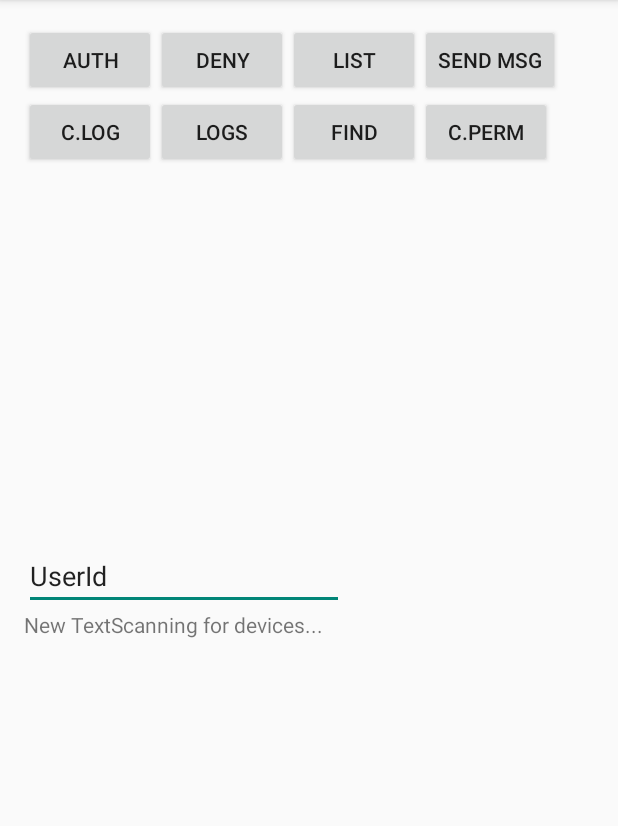
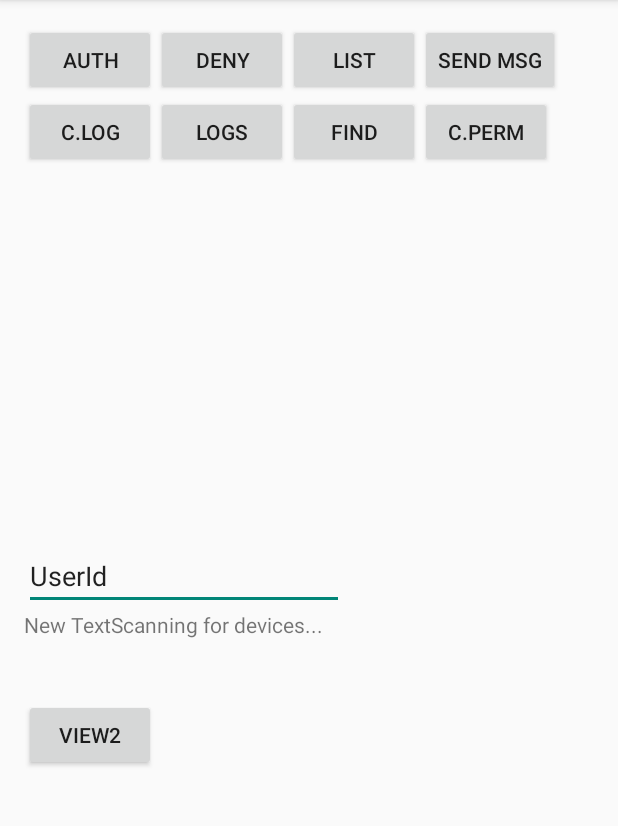
Before and after one commit to Saibotx/O-Key-Droidapp, an Android app: the screen it shows after launch (MainActivity), on a phone screen of 412 x 824 dp, the part 84-910 px from its top. Run offline under Robolectric (Android 15) with nearby library versions, the phone set to English and light mode, and no system bars.

Commit message:
Changed files

```diff
--- a/app/src/main/res/layout/activity_main.xml
+++ b/app/src/main/res/layout/activity_main.xml
@@ -109,4 +109,14 @@
         android:layout_above="@+id/ClearButt"
         android:onClick="sendClick" />
 
+    <Button
+        android:layout_width="wrap_content"
+        android:layout_height="wrap_content"
+        android:text="View2"
+        android:id="@+id/button2"
+        android:layout_below="@+id/UserID"
+        android:layout_alignParentStart="true"
+        android:layout_marginTop="59dp"
+        android:onClick="goViewTwo" />
+
 </RelativeLayout>
--- a/app/src/main/res/values/strings.xml
+++ b/app/src/main/res/values/strings.xml
@@ -4,5 +4,9 @@
     <string name="app_name">Test1</string>
     <string name="hello_world">Hello world!</string>
     <string name="action_settings">Settings</string>
+    <string name="title_activity_current_location">Current Location Activity</string>
+    <string name="title_activity_logs">Logs Activity</string>
+    <string name="title_activity_dashboard">Dashboard Activity</string>
+    <string name="title_activity_home">Home Activity</string>
 
 </resources>
--- a/app/src/main/res/values/styles.xml
+++ b/app/src/main/res/values/styles.xml
@@ -5,4 +5,47 @@
         <!-- Customize your theme here. -->
     </style>
 
+    <style name="TransparentTheme" parent="@style/Theme.AppCompat.Light">
+        <!--<item name="android:windowBackground">@null</item>-->
+        <item name="android:actionBarStyle">@style/ActionBarStyle.Transparent</item>
+        <item name="android:windowActionBarOverlay">true</item>
+        <item name="android:actionMenuTextColor">@android:color/white</item>
+
+        <item name="android:icon">@drawable/menu_button_black</item>
+        <item name="android:logo">@drawable/menu_button_black</item>
+
+        <!-- Support Library compatibility -->
+        <item name="actionBarStyle">@style/ActionBarStyle.Transparent</item>
+        <item name="windowActionBarOverlay">true</item>
+        <!--<item name="actionMenuTextColor">@color/ActionBarText</item>-->
+    </style>
+
+    <style name="ActionBarStyle.Transparent" parent="@style/Widget.AppCompat.Light.ActionBar">
+        <item name="android:icon">@drawable/menu_button_black</item>
+        <item name="android:logo">@drawable/menu_button_black</item>
+
+        <item name="android:background">@null</item>
+        <item name="android:displayOptions">showHome|useLogo</item>
+        <item name="displayOptions">showHome|useLogo</item>
+
+        <item name="android:titleTextStyle">@style/ActionBarStyle.None.TitleTextStyle</item>
+        <!--
+        <item name="android:displayOptions">showHome|useTitle</item>
+        -->
+    </style>
+
+    <style name="ActionBarStyle.None.TitleTextStyle" parent="@style/TextAppearance.AppCompat.Widget.ActionBar.Title">
+        <!--
+
+        <item name="android:textSize">0sp</item>
+        <item name="android:textColor">#00000000</item>
+
+        -->
+    </style>
+
+    <style name="ActionBarStyle.Transparent.TitleTextStyle" parent="@style/TextAppearance.AppCompat.Widget.ActionBar.Title">
+
+        <item name="android:textColor">#00000000</item>
+    </style>
+
 </resources>
```
Also changed, not shown: app/src/main/AndroidManifest.xml (+57 -3 lines), app/src/main/java/com/example/saibot/test1/MainActivity.java (+13 -1 lines).
